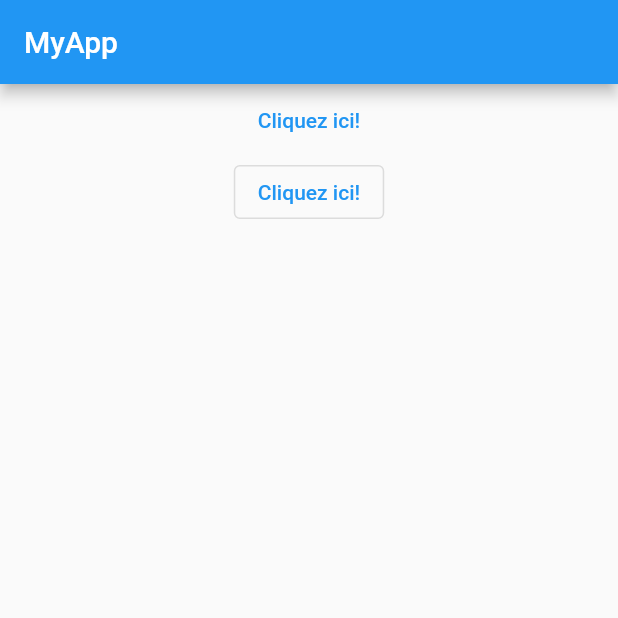
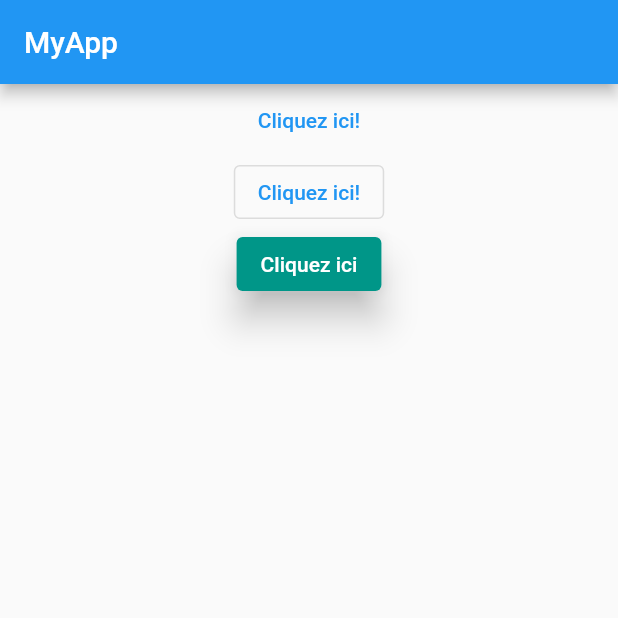
Before and after one commit to AdalbertPungu/flutter_application_demo, a Flutter app: the screen it shows after launch, on a phone screen of 412 x 824 dp, the top half of it. Run offline on Flutter 3.47's test engine with Material 2 defaults, Android fonts, the phone set to English and light mode, and no system bars.

Commit message:
update widget ElevatedButton

```diff
--- a/lib/main.dart
+++ b/lib/main.dart
@@ -29,6 +29,15 @@ class HomePage extends StatelessWidget {
                 onPressed: () => print('clic'),
                 child: Text('Cliquez ici!'),
               ),
+              ElevatedButton(
+                //RaisedButton
+                onPressed: () => print('clic'),
+                child: Text('Cliquez ici'),
+                style: ButtonStyle(
+                  elevation: MaterialStateProperty.all(10),
+                  backgroundColor: MaterialStateProperty.all(Colors.teal),
+                ),
+              ),
             ],
           ),
         ),
```
